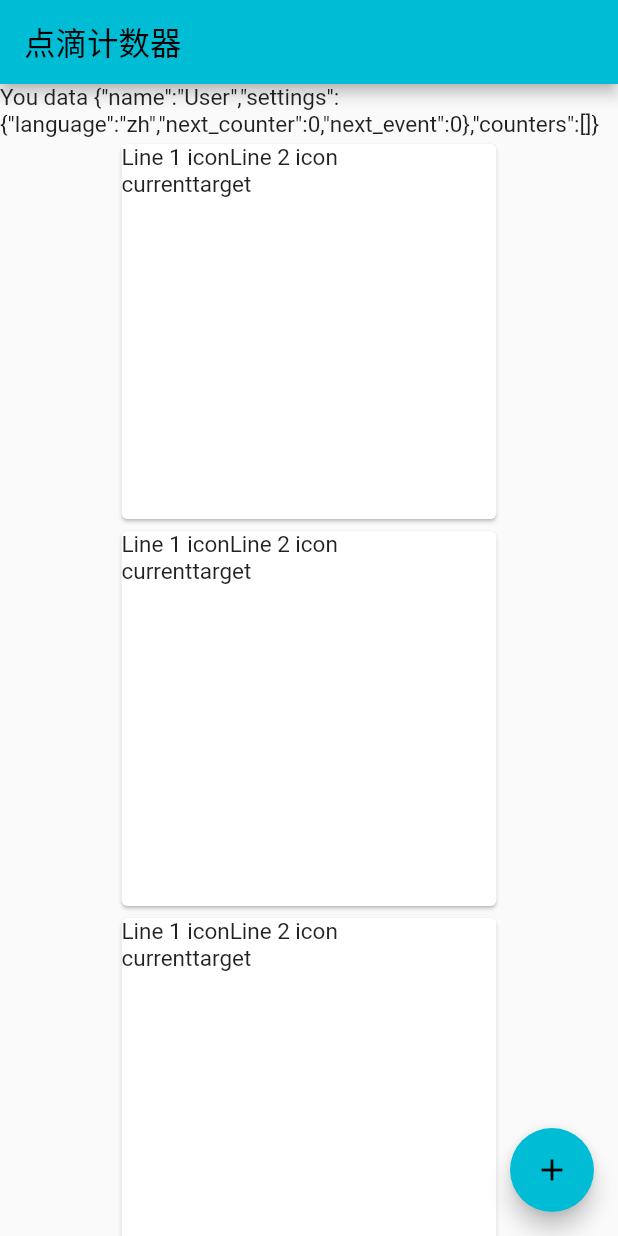
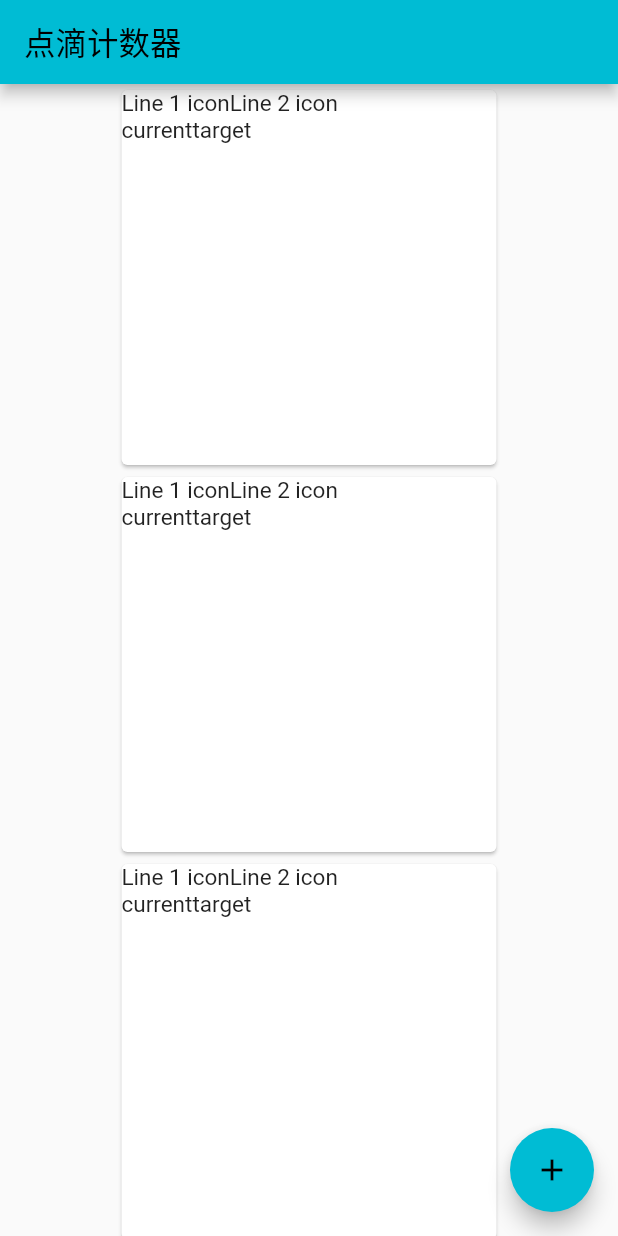
Before and after one commit to Kimi-Arthur/MomentCounter, a Flutter app: the screen it shows after launch, on a phone screen of 412 x 824 dp. Run offline on Flutter 3.47's test engine with Material 2 defaults, Android fonts, the light colour scheme and no system bars; our stand-ins replace shared_preferences; generated files the repository leaves out were written again.

Commit message:
Scroll problem is fixed.

```diff
--- a/lib/main.dart
+++ b/lib/main.dart
@@ -16,6 +16,8 @@ initAll() async {
 }
 
 class MyApp extends StatelessWidget {
+  const MyApp({Key? key}) : super(key: key);
+
   @override
   Widget build(BuildContext context) {
     return MaterialApp(
@@ -33,14 +35,14 @@ class MyApp extends StatelessWidget {
         theme: ThemeData(
           primarySwatch: Colors.cyan,
         ),
-        home: MyHomePage(title: 'Flutter Demo Home Page'),
+        home: const MyHomePage(title: 'Flutter Demo Home Page'),
         onGenerateTitle: (BuildContext context) =>
             AppLocalizations.of(context)!.title);
   }
 }
 
 class MyHomePage extends StatefulWidget {
-  MyHomePage({Key? key, required this.title}) : super(key: key);
+  const MyHomePage({Key? key, required this.title}) : super(key: key);
 
   // This widget is the home page of your application. It is stateful, meaning
   // that it has a State object (defined below) that contains fields that affect
@@ -90,34 +92,12 @@ class _MyHomePageState extends State<MyHomePage> {
       body: Center(
         // Center is a layout widget. It takes a single child and positions it
         // in the middle of the parent.
-        child: Column(
-          // Column is also a layout widget. It takes a list of children and
-          // arranges them vertically. By default, it sizes itself to fit its
-          // children horizontally, and tries to be as tall as its parent.
-          //
-          // Invoke "debug painting" (press "p" in the console, choose the
-          // "Toggle Debug Paint" action from the Flutter Inspector in Android
-          // Studio, or the "Toggle Debug Paint" command in Visual Studio Code)
-          // to see the wireframe for each widget.
-          //
-          // Column has various properties to control how it sizes itself and
-          // how it positions its children. Here we use mainAxisAlignment to
-          // center the children vertically; the main axis here is the vertical
-          // axis because Columns are vertical (the cross axis would be
-          // horizontal).
-          mainAxisAlignment: MainAxisAlignment.center,
-          children: <Widget>[
-            Text(
-              'You data ${jsonEncode(user)}',
-            ),
-            CountersWidget(),
-          ],
-        ),
+        child: CountersWidget(),
       ),
       floatingActionButton: FloatingActionButton(
         onPressed: _incrementCounter,
         tooltip: 'Increment',
-        child: Icon(Icons.add),
+        child: const Icon(Icons.add),
       ), // This trailing comma makes auto-formatting nicer for build methods.
     );
   }
```
Also changed, not shown: pubspec.yaml (+3 -5 lines), pubspec.lock, 1 other file.
